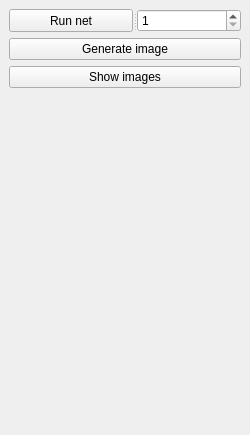
WarmongeR1/SensorNet, file src/gui/panel/rightpanel/rightpanel.ui: the form before one commit.
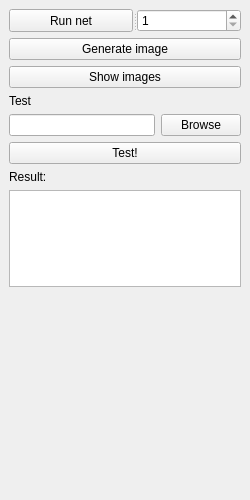
The form after the commit.

Commit message: [GUI] update gui. Show result

Diff of the .ui file:
```diff
--- a/src/gui/panel/rightpanel/rightpanel.ui
+++ b/src/gui/panel/rightpanel/rightpanel.ui
@@ -7,7 +7,7 @@
     <x>0</x>
     <y>0</y>
     <width>250</width>
-    <height>435</height>
+    <height>500</height>
    </rect>
   </property>
   <property name="windowTitle">
@@ -15,7 +15,7 @@
   </property>
   <widget class="QWidget" name="dockWidgetContents">
    <layout class="QGridLayout" name="gridLayout">
-    <item row="0" column="0">
+    <item row="0" column="0" colspan="2">
      <widget class="QSplitter" name="splitter">
       <property name="orientation">
        <enum>Qt::Horizontal</enum>
@@ -35,21 +35,72 @@
       </widget>
      </widget>
     </item>
-    <item row="1" column="0">
+    <item row="1" column="0" colspan="2">
      <widget class="QPushButton" name="pBGenerateImage">
       <property name="text">
        <string>Generate image</string>
       </property>
      </widget>
     </item>
-    <item row="2" column="0">
+    <item row="2" column="0" colspan="2">
      <widget class="QPushButton" name="pBShowImages">
       <property name="text">
        <string>Show images</string>
       </property>
      </widget>
     </item>
-    <item row="3" column="0">
+    <item row="3" column="1">
+     <spacer name="verticalSpacer_2">
+      <property name="orientation">
+       <enum>Qt::Vertical</enum>
+      </property>
+      <property name="sizeHint" stdset="0">
+       <size>
+        <width>20</width>
+        <height>13</height>
+       </size>
+      </property>
+     </spacer>
+    </item>
+    <item row="4" column="0" colspan="2">
+     <widget class="QLabel" name="label">
+      <property name="text">
+       <string>Test</string>
+      </property>
+     </widget>
+    </item>
+    <item row="5" column="0" colspan="2">
+     <layout class="QHBoxLayout" name="horizontalLayout">
+      <item>
+       <widget class="QLineEdit" name="LETestDir"/>
+      </item>
+      <item>
+       <widget class="QPushButton" name="pBBrowseTestData">
+        <property name="text">
+         <string>Browse</string>
+        </property>
+       </widget>
+      </item>
+     </layout>
+    </item>
+    <item row="6" column="0" colspan="2">
+     <widget class="QPushButton" name="pBTestRun">
+      <property name="text">
+       <string>Test!</string>
+      </property>
+     </widget>
+    </item>
+    <item row="7" column="0" colspan="2">
+     <widget class="QLabel" name="label_2">
+      <property name="text">
+       <string>Result:</string>
+      </property>
+     </widget>
+    </item>
+    <item row="8" column="0" colspan="2">
+     <widget class="QTextBrowser" name="textBrResult"/>
+    </item>
+    <item row="9" column="0">
      <spacer name="verticalSpacer">
       <property name="orientation">
        <enum>Qt::Vertical</enum>
```
The commit also changes 8 other files.
